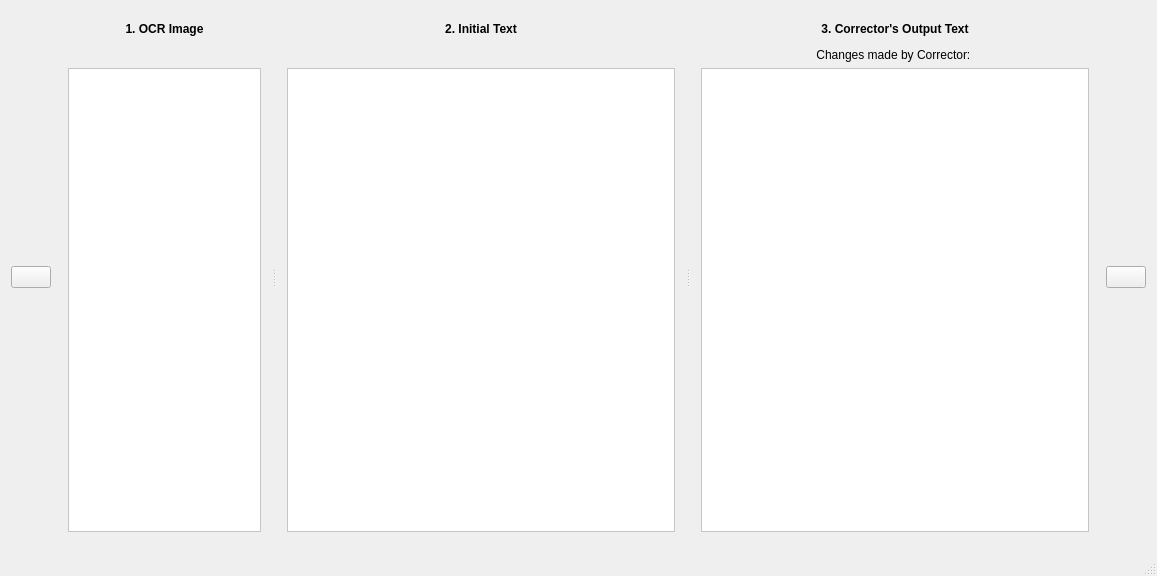
Old version of the form FrameWorkCode/interndiffview.ui in the repository UDAAN-LEAP/leap-pe-tool.
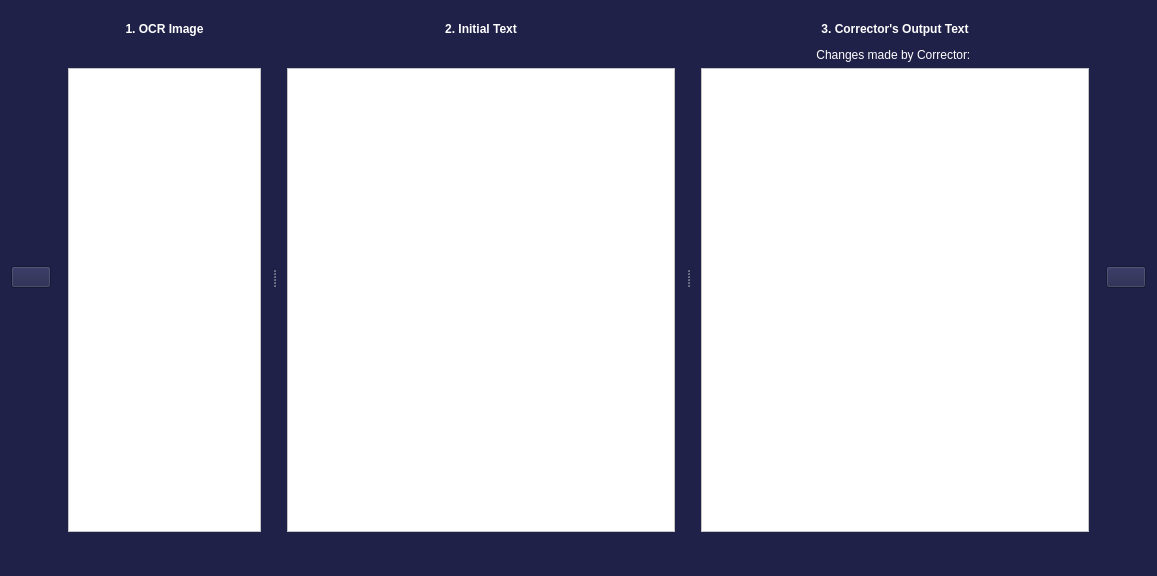
New version of the form. Icons and pictures are not drawn.

Commit message: Applied UI design and style to all sub windows

```diff
--- a/FrameWorkCode/interndiffview.ui
+++ b/FrameWorkCode/interndiffview.ui
@@ -13,6 +13,9 @@
   <property name="windowTitle">
    <string>InternDiffView</string>
   </property>
+  <property name="styleSheet">
+   <string notr="true">background-color: rgb(32, 33, 72);</string>
+  </property>
   <widget class="QWidget" name="centralWidget">
    <layout class="QHBoxLayout" name="horizontalLayout">
     <item>
@@ -35,6 +38,9 @@
        <layout class="QVBoxLayout" name="verticalLayout_3">
         <item>
          <widget class="QLabel" name="label">
+          <property name="styleSheet">
+           <string notr="true">color: rgb(255, 255, 255);</string>
+          </property>
           <property name="text">
            <string>&lt;p&gt;&lt;b&gt;1. OCR Image&lt;b&gt;&lt;/p&gt;
 &lt;p&gt; &lt;/p&gt;</string>
@@ -71,6 +77,9 @@
        <layout class="QVBoxLayout" name="verticalLayout">
         <item>
          <widget class="QLabel" name="OCRtextLabel">
+          <property name="styleSheet">
+           <string notr="true">color: rgb(255, 255, 255);</string>
+          </property>
           <property name="text">
            <string>&lt;p&gt;&lt;b&gt;2. Initial Text&lt;b&gt;&lt;/p&gt;
 &lt;p&gt; &lt;/p&gt;</string>
@@ -108,6 +117,9 @@
        <layout class="QVBoxLayout" name="verticalLayout_2">
         <item>
          <widget class="QLabel" name="InternLabel">
+          <property name="styleSheet">
+           <string notr="true">color: rgb(255, 255, 255);</string>
+          </property>
           <property name="text">
            <string>&lt;p&gt;&lt;b&gt;3. Corrector's Output Text&lt;/b&gt;&lt;/p&gt;Changes made by Corrector: </string>
           </property>
```
Left out of the diff: 20 changed lines with no effect on the pictures. The commit also changes 61 other files.
